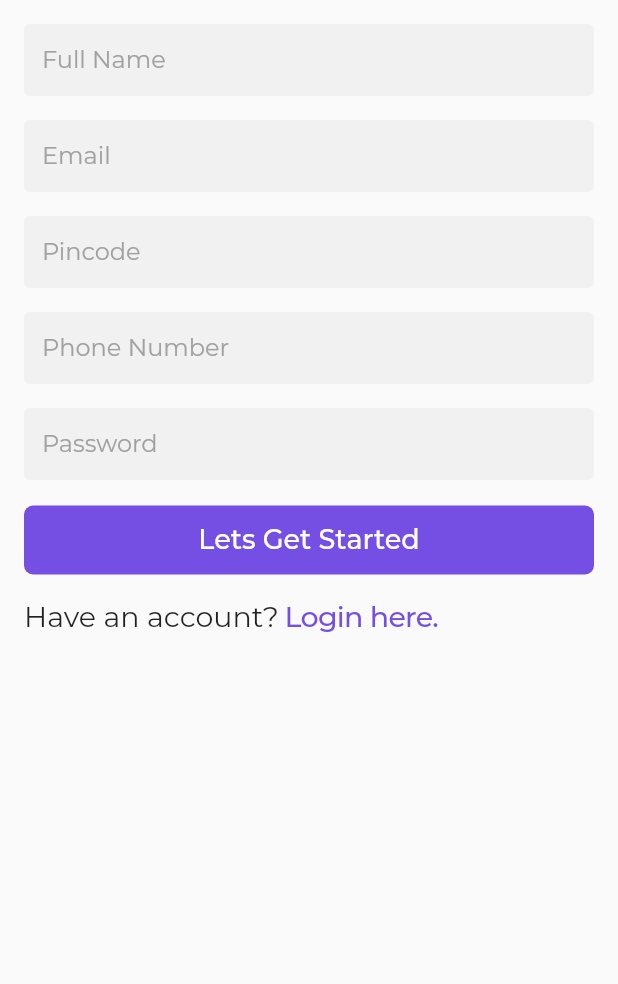
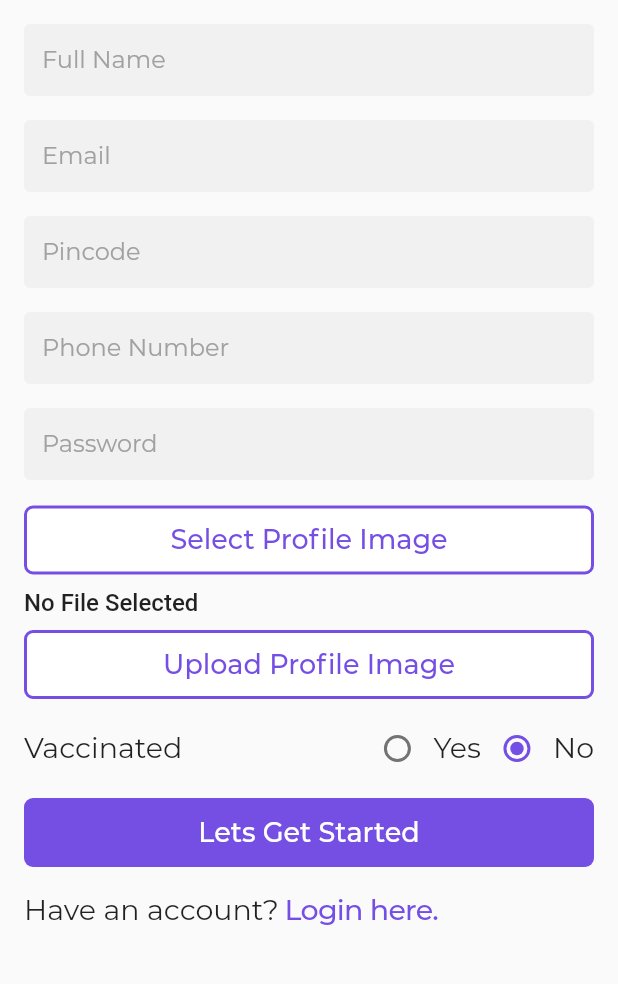
Before and after one commit to akhil-tj/Ctracker, a Flutter app: the SignupForm screen opened by its route, on a phone screen of 412 x 824 dp, the part 213-1197 px from its top. Run offline on Flutter 3.47's test engine with Material 2 defaults, Android fonts, the light colour scheme and no system bars; our stand-ins replace file_picker, firebase_auth, firebase_core, firebase_database, firebase_storage, flutter_svg and 2 more; missing offline and left inert: qr_code_scanner; accounts and stored records are empty; project files that could hold a hidden picture were left out.

Commit message:
profile pic

```diff
--- a/lib/QR/qrCodeScanner.dart
+++ b/lib/QR/qrCodeScanner.dart
@@ -89,11 +89,13 @@ class _QRCodeScannerState extends State<QRCodeScanner> {
       String data1 = dataSnapShot.value["name"];
       String data2 = dataSnapShot.value["phonenumber"];
       String data3 = dataSnapShot.value["pincode"];
+      String data4 = dataSnapShot.value["Vaccinated"];
 
       Map userDataMap = {
         "name": data1.trim(),
         "phonenumber": data2.trim(),
-        "pincode": data3.trim()
+        "pincode": data3.trim(),
+        "Vaccinated": data4.trim()
       };
       usersprofileRef.child(uid).set(userDataMap);
     });
--- /dev/null
+++ b/lib/api/firebase_api.dart
@@ -0,0 +1,25 @@
+import 'dart:io';
+import 'dart:typed_data';
+
+import 'package:firebase_storage/firebase_storage.dart';
+
+class FirebaseApi {
+  static UploadTask uploadFile(String destination, File file) {
+    try {
+      final ref = FirebaseStorage.instance.ref(destination);
+
+      return ref.putFile(file);
+    } on FirebaseException catch (e) {
+      return null;
+    }
+  }
+}
+// static UploadTask uploadBytes(String destination, Uint8List data) {
+//   try {
+//     final ref = FirebaseStorage.instance.ref(destination);
+
+//     return ref.putData(data);
+//   } on FirebaseException catch (e) {
+//     return null;
+//   }
+// }
--- a/lib/form/customer_signup.dart
+++ b/lib/form/customer_signup.dart
@@ -1,8 +1,15 @@
+import 'dart:io';
+
+import 'package:ctracker/Home/shop_owner_home.dart';
+import 'package:ctracker/api/firebase_api.dart';
 import 'package:ctracker/style/color.dart';
 import 'package:ctracker/style/text_style.dart';
+import 'package:file_picker/file_picker.dart';
 import 'package:firebase_auth/firebase_auth.dart';
+import 'package:firebase_storage/firebase_storage.dart';
 import 'package:flutter/material.dart';
 import 'package:fluttertoast/fluttertoast.dart';
+import 'package:path/path.dart';
 
 import '../main.dart';
 
@@ -43,8 +50,11 @@ class _SignupFormContentsState extends State<SignupFormContents> {
   TextEditingController passwordTextEditingController = TextEditingController();
 
   String onOff = 'No';
+  UploadTask task;
+  File file;
   @override
   Widget build(BuildContext context) {
+    final fileName = file != null ? basename(file.path) : 'No File Selected';
     return Padding(
       padding: const EdgeInsets.all(16.0),
       child: Column(
@@ -91,79 +101,107 @@ class _SignupFormContentsState extends State<SignupFormContents> {
             type: TextInputType.text,
             pass: true,
           ),
-          // Padding(
-          //   padding: const EdgeInsets.symmetric(vertical: 8),
-          //   child: ConstrainedBox(
-          //     constraints: const BoxConstraints(
-          //       minWidth: double.infinity,
-          //       minHeight: 46,
-          //     ),
-          //     // ignore: deprecated_member_use
-          //     child: FlatButton(
-          //       onPressed: () {
-          //         print('Button 2');
-          //       },
-          //       color: Colors.white,
-          //       textColor: vilot,
-          //       child: Text(
-          //         'Upload Profile Image',
-          //         style: button,
-          //       ),
-          //       shape: RoundedRectangleBorder(
-          //         side: BorderSide(
-          //           color: vilot,
-          //           width: 2,
-          //         ),
-          //         borderRadius: BorderRadius.circular(6),
-          //       ),
-          //     ),
-          //   ),
-          // ),
-          // Row(
-          //   mainAxisSize: MainAxisSize.max,
-          //   mainAxisAlignment: MainAxisAlignment.spaceBetween,
-          //   children: [
-          //     Text(
-          //       'Vaccinated',
-          //       textAlign: TextAlign.left,
-          //       style: bodytxtstyle,
-          //     ),
-          //     Row(
-          //       mainAxisSize: MainAxisSize.min,
-          //       children: [
-          //         Radio(
-          //           activeColor: Color(0xff754EE4),
-          //           value: 'Yes',
-          //           groupValue: onOff,
-          //           onChanged: (val) {
-          //             onOff = val;
-          //             setState(() {});
-          //           },
-          //         ),
-          //         Text(
-          //           'Yes',
-          //           textAlign: TextAlign.left,
-          //           style: bodytxtstyle,
-          //         ),
-          //         Radio(
-          //           activeColor: vilot,
-          //           value: 'No',
-          //           groupValue: onOff,
-          //           onChanged: (val) {
-          //             onOff = val;
-          //             setState(() {});
-          //           },
-          //         ),
-          //         Text(
-          //           'No',
-          //           textAlign: TextAlign.left,
-          //           style: bodytxtstyle,
-          //         ),
-          //       ],
-          //     )
-          //   ],
-          // ),
-
+          Padding(
+            padding: const EdgeInsets.symmetric(vertical: 8),
+            child: ConstrainedBox(
+              constraints: const BoxConstraints(
+                minWidth: double.infinity,
+                minHeight: 46,
+              ),
+              // ignore: deprecated_member_use
+              child: FlatButton(
+                onPressed: selectFile,
+                color: Colors.white,
+                textColor: vilot,
+                child: Text(
+                  'Select Profile Image',
+                  style: button,
+                ),
+                shape: RoundedRectangleBorder(
+                  side: BorderSide(
+                    color: vilot,
+                    width: 2,
+                  ),
+                  borderRadius: BorderRadius.circular(6),
+                ),
+              ),
+            ),
+          ),
+          Text(
+            fileName,
+            style: TextStyle(fontSize: 16, fontWeight: FontWeight.w500),
+          ),
+          Padding(
+            padding: const EdgeInsets.symmetric(vertical: 8),
+            child: ConstrainedBox(
+              constraints: const BoxConstraints(
+                minWidth: double.infinity,
+                minHeight: 46,
+              ),
+              // ignore: deprecated_member_use
+              child: FlatButton(
+                onPressed: uploadFile,
+                color: Colors.white,
+                textColor: vilot,
+                child: Text(
+                  'Upload Profile Image',
+                  style: button,
+                ),
+                shape: RoundedRectangleBorder(
+                  side: BorderSide(
+                    color: vilot,
+                    width: 2,
+                  ),
+                  borderRadius: BorderRadius.circular(6),
+                ),
+              ),
+            ),
+          ),
+          task != null ? buildUploadStatus(task) : Container(),
+          Row(
+            mainAxisSize: MainAxisSize.max,
+            mainAxisAlignment: MainAxisAlignment.spaceBetween,
+            children: [
+              Text(
+                'Vaccinated',
+                textAlign: TextAlign.left,
+                style: bodytxtstyle,
+              ),
+              Row(
+                mainAxisSize: MainAxisSize.min,
+                children: [
+                  Radio(
+                    activeColor: Color(0xff754EE4),
+                    value: 'Yes',
+                    groupValue: onOff,
+                    onChanged: (val) {
+                      onOff = val;
+                      setState(() {});
+                    },
+                  ),
+                  Text(
+                    'Yes',
+                    textAlign: TextAlign.left,
+                    style: bodytxtstyle,
+                  ),
+                  Radio(
+                    activeColor: vilot,
+                    value: 'No',
+                    groupValue: onOff,
+                    onChanged: (val) {
+                      onOff = val;
+                      setState(() {});
+                    },
+                  ),
+                  Text(
+                    'No',
+                    textAlign: TextAlign.left,
+                    style: bodytxtstyle,
+                  ),
+                ],
+              )
+            ],
+          ),
           Padding(
             padding: const EdgeInsets.symmetric(vertical: 8),
             child: ConstrainedBox(
@@ -236,6 +274,53 @@ class _SignupFormContentsState extends State<SignupFormContents> {
     );
   }
 
+  Future selectFile() async {
+    final result = await FilePicker.platform.pickFiles(allowMultiple: false);
+
+    if (result == null) return;
+    final path = result.files.single.path;
+
+    setState(() => file = File(path));
+  }
+
+  Future uploadFile() async {
+    User user = auth.currentUser;
+    String id = user.uid;
+    String data = id;
+    if (file == null) return;
+
+    final fileName = data;
+    final destination = 'files/$fileName';
+
+    task = FirebaseApi.uploadFile(destination, file);
+    setState(() {});
+
+    if (task == null) return;
+
+    final snapshot = await task.whenComplete(() {});
+    final urlDownload = await snapshot.ref.getDownloadURL();
+
+    print('Download-Link: $urlDownload');
+  }
+
+  Widget buildUploadStatus(UploadTask task) => StreamBuilder<TaskSnapshot>(
+        stream: task.snapshotEvents,
+        builder: (context, snapshot) {
+          if (snapshot.hasData) {
+            final snap = snapshot.data;
+            final progress = snap.bytesTransferred / snap.totalBytes;
+            final percentage = (progress * 100).toStringAsFixed(2);
+
+            return Text(
+              '$percentage %',
+              style: TextStyle(fontSize: 20, fontWeight: FontWeight.bold),
+            );
+          } else {
+            return Container();
+          }
+        },
+      );
+
   final FirebaseAuth _firebaseAuth = FirebaseAuth.instance;
   void registerNewUser(BuildContext context) async {
     final User firebaseUser = (await _firebaseAuth
@@ -252,6 +337,7 @@ class _SignupFormContentsState extends State<SignupFormContents> {
         "email": emailTextEditingController.text.trim(),
         "pincode": pincodeTextEditingController.text.trim(),
         "phonenumber": phoneTextEditingController.text.trim(),
+        "Vaccinated": onOff.trim(),
       };
       usersRef.child(firebaseUser.uid).set(userDataMap);
       displayToastMessage(
--- a/pubspec.yaml
+++ b/pubspec.yaml
@@ -36,6 +36,9 @@ dependencies:
   fluttertoast: ^8.0.6
   pretty_qr_code: ^2.0.1
   qr_code_scanner: ^0.4.0
+  image_picker: ^0.7.5+2
+  firebase_storage: ^8.1.0
+  file_picker: ^3.0.1
 
 dev_dependencies:
   flutter_test:
```
Also changed, not shown: pubspec.lock.
